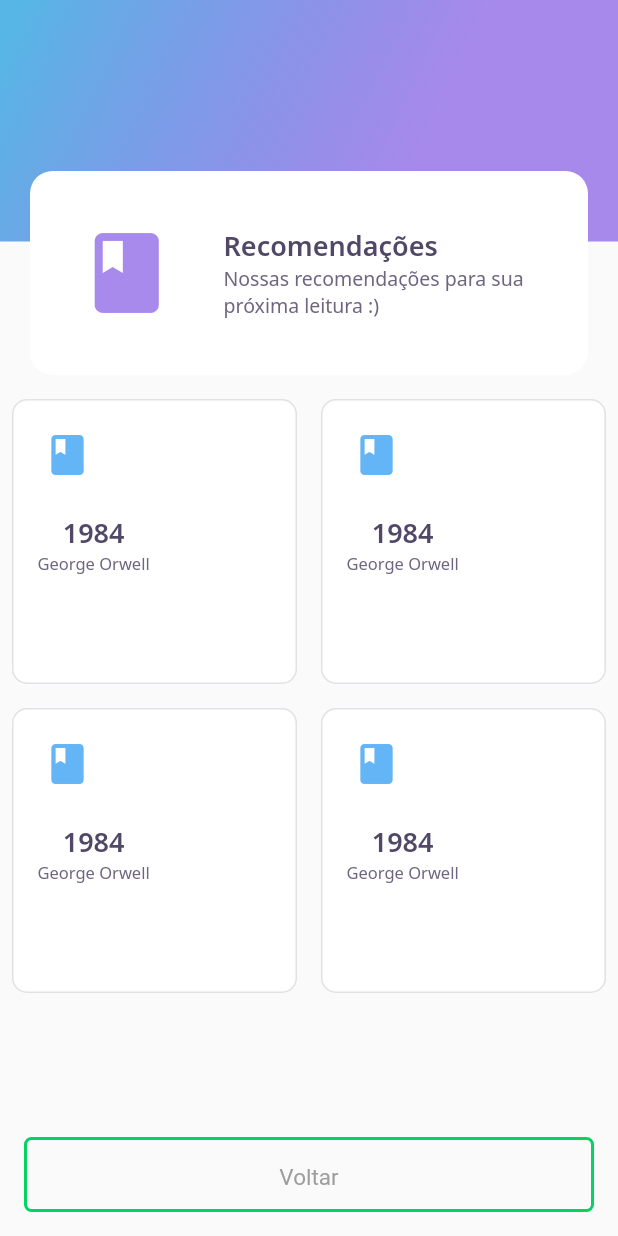
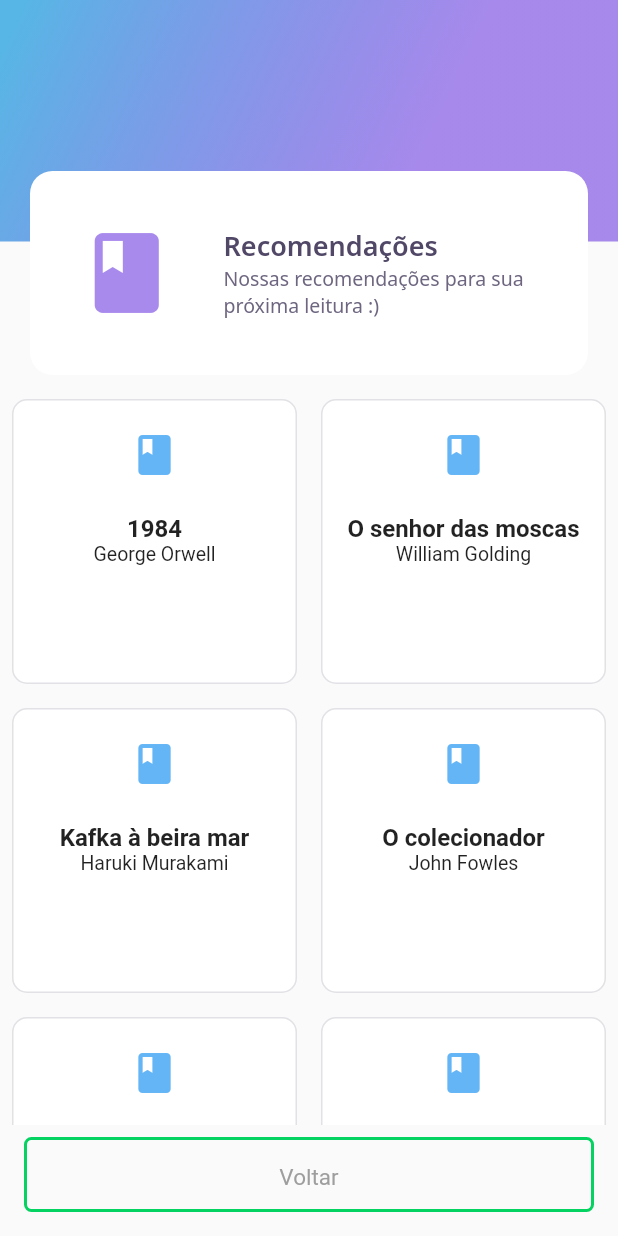
Before and after one commit to 11emilia11/bookshelvesapp, a Flutter app: the screen it shows after launch, after a tap on "Recomendações", on a phone screen of 412 x 824 dp. Run offline on Flutter 3.47's test engine with Material 2 defaults, Android fonts, the phone set to English and light mode, and no system bars; our stand-ins replace google_fonts; accounts and stored records are empty.

Commit message:
updating book detail navigation

```diff
--- a/lib/feed/feed_page.dart
+++ b/lib/feed/feed_page.dart
@@ -5,6 +5,7 @@
 import 'package:bookshelvesapp/feed/widgets/book_card/book_card_widget.dart';
 import 'package:bookshelvesapp/home/home_page.dart';
 import 'package:bookshelvesapp/recommendation/recommendation_page.dart';
+import 'package:bookshelvesapp/shared/models/book_model.dart';
 import 'package:bookshelvesapp/shared/models/user_model.dart';
 import 'package:flutter/material.dart';
 
@@ -17,6 +18,14 @@
 
 class _FeedPageState extends State<FeedPage> {
 
+  final List<BookModel> books = [
+     BookModel(autor: "George Orwell", titulo: "1984", rating: 0, estante: Estante.lido),
+     BookModel(autor: "William Golding", titulo: "O senhor das moscas", rating: 0, estante: Estante.lido),
+     BookModel(autor: "Haruki Murakami", titulo: "Kafka à beira mar", rating: 0, estante: Estante.lido),
+     BookModel(autor: "John Fowles", titulo: "O colecionador", rating: 0, estante: Estante.lido),
+     BookModel(autor: "Milan Kundera", titulo: "Identidade", rating: 0, estante: Estante.lido),
+     BookModel(autor: "Min Jin Lee", titulo: "Pachinko", rating: 0, estante: Estante.lido),
+     ];
   final UserModel user = UserModel(name: "Emilia", email: "example@gmail.com", password: "123456");
 
   @override
@@ -60,22 +69,13 @@
 
                     crossAxisCount: 2,
                     children: [
-                      BookCardWidget(title: "1984", author: "George Orwell", onTap: () {
-                        Navigator.push(context,
-                        MaterialPageRoute(builder: (context) => BookDetailPage()));
-                      } ,),
-                      BookCardWidget(title: "1984", author: "George Orwell", onTap: () {
-                         Navigator.push(context,
-                        MaterialPageRoute(builder: (context) => BookDetailPage()));
-                      },),
-                      BookCardWidget(title: "1984", author: "George Orwell", onTap: () {
-                         Navigator.push(context,
-                        MaterialPageRoute(builder: (context) => BookDetailPage()));
-                      },),
-                      BookCardWidget(title: "1984", author: "George Orwell", onTap: () {
-                         Navigator.push(context,
-                        MaterialPageRoute(builder: (context) => BookDetailPage()));
-                      },),],
+
+                      for (var i = 0; i < books.length; i++)
+                        BookCardWidget(book: books[i], onTap: () {
+                          Navigator.push(context,
+                          MaterialPageRoute(builder: (context) => BookDetailPage(book:books[i])));
+                        })
+                      ],
                   ),
               ),
               Row(
@@ -98,7 +98,7 @@
                         onPressed: () {
                           Navigator.push(
                             context,
-                            MaterialPageRoute(builder: (context) => RecommendationPage()),
+                            MaterialPageRoute(builder: (context) => RecommendationPage(books: books)),
                           );
                         },
                         child: const Text('Recomendações' , style: TextStyle(color: Colors.black87)),
@@ -131,8 +131,6 @@
 
                     )),
 
-
-
             ],
           ), // buttons
           ],
--- a/lib/feed/widgets/book_card/book_card_widget.dart
+++ b/lib/feed/widgets/book_card/book_card_widget.dart
@@ -1,22 +1,23 @@
+import 'package:flutter/material.dart';
+
 import 'package:bookshelvesapp/book/book_detail_page.dart';
 import 'package:bookshelvesapp/core/app_colors.dart';
 import 'package:bookshelvesapp/core/app_text_styles.dart';
-import 'package:flutter/material.dart';
+import 'package:bookshelvesapp/shared/models/book_model.dart';
 
 class BookCardWidget extends StatelessWidget {
 
-
-  final String title;
-  final String author;
-  final int rating;
+  final BookModel book;
+  //final String title;
+  //final String author;
+  //final int rating;
   final VoidCallback onTap;
 
   const BookCardWidget({
-     Key? key,
-     required this.title,
-     required this.author,
-     this.rating = 0,
-     required this.onTap,}) : super(key: key);
+    Key? key,
+    required this.book,
+    required this.onTap,
+  }) : super(key: key);
 
   @override
   Widget build(BuildContext context) {
@@ -29,7 +30,7 @@
           color: AppColors.white,
           borderRadius: BorderRadius.circular(10)),
         child: Column(
-          crossAxisAlignment: CrossAxisAlignment.start,
+          crossAxisAlignment: CrossAxisAlignment.center,
           children: [
            Container(
              height: 40,
@@ -44,11 +45,11 @@
            mainAxisAlignment: MainAxisAlignment.spaceEvenly,
            children:[
              Text(
-              title,
-            style: AppTextStyles.heading),
+              book.titulo,
+              style: TextStyle(fontSize:16,fontWeight: FontWeight.bold, )),
             Text(
-              author,
-            style: AppTextStyles.author),
+              book.autor,
+              style: TextStyle(fontSize:13,fontWeight: FontWeight.w400, )),
            ]
          ),
 
--- a/lib/recommendation/recommendation_page.dart
+++ b/lib/recommendation/recommendation_page.dart
@@ -1,19 +1,18 @@
+import 'package:bookshelvesapp/book/book_detail_page.dart';
 import 'package:bookshelvesapp/feed/feed_page.dart';
 import 'package:bookshelvesapp/feed/widgets/book_card/book_card_widget.dart';
 import 'package:bookshelvesapp/recommendation/widgets/rec_app_bar.dart';
+import 'package:bookshelvesapp/shared/models/book_model.dart';
 import 'package:flutter/material.dart';
 
-class RecommendationPage extends StatefulWidget {
-  const RecommendationPage({ Key? key }) : super(key: key);
+class RecommendationPage extends StatelessWidget {
+
+  final List<BookModel> books;
+  RecommendationPage({ Key? key, required this.books}) : super(key: key);
 
   @override
-  _RecommendationPageState createState() => _RecommendationPageState();
-}
-
-class _RecommendationPageState extends State<RecommendationPage> {
-  @override
   Widget build(BuildContext context) {
-    return Scaffold(
+     return Scaffold(
       appBar: RecAppBar(),
       body: Padding(
         padding: const EdgeInsets.all(8.0),
@@ -30,10 +29,11 @@
 
                     crossAxisCount: 2,
                     children: [
-                       BookCardWidget(title: "1984", author: "George Orwell", onTap: () {} ,),
-                      BookCardWidget(title: "1984", author: "George Orwell", onTap: () {},),
-                      BookCardWidget(title: "1984", author: "George Orwell", onTap: () {},),
-                      BookCardWidget(title: "1984", author: "George Orwell", onTap: () {},),],
+                      for (var i = 0; i < books.length; i++)
+                        BookCardWidget(book: books[i], onTap: () {
+                          Navigator.push(context,
+                          MaterialPageRoute(builder: (context) => BookDetailPage(book:books[i])));
+                        })],
                   ),
               ),
 
@@ -75,4 +75,6 @@
 
     );
   }
+
+
 }
```
Also changed, not shown: lib/book/book_detail_page.dart (+10 -10 lines).
